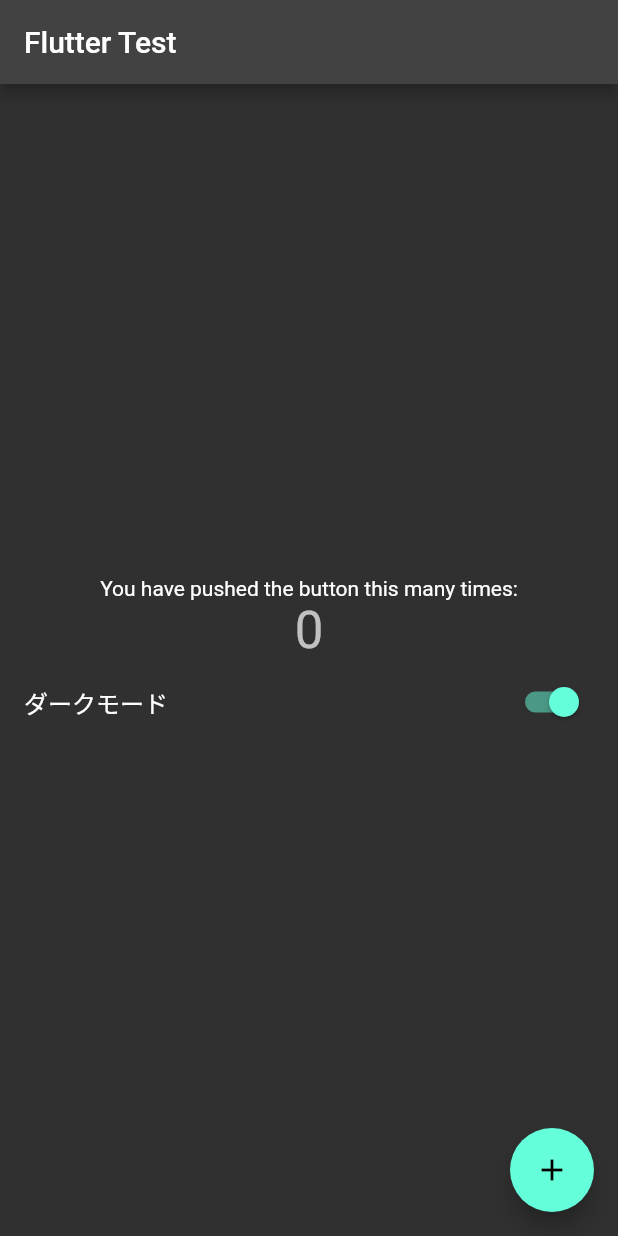
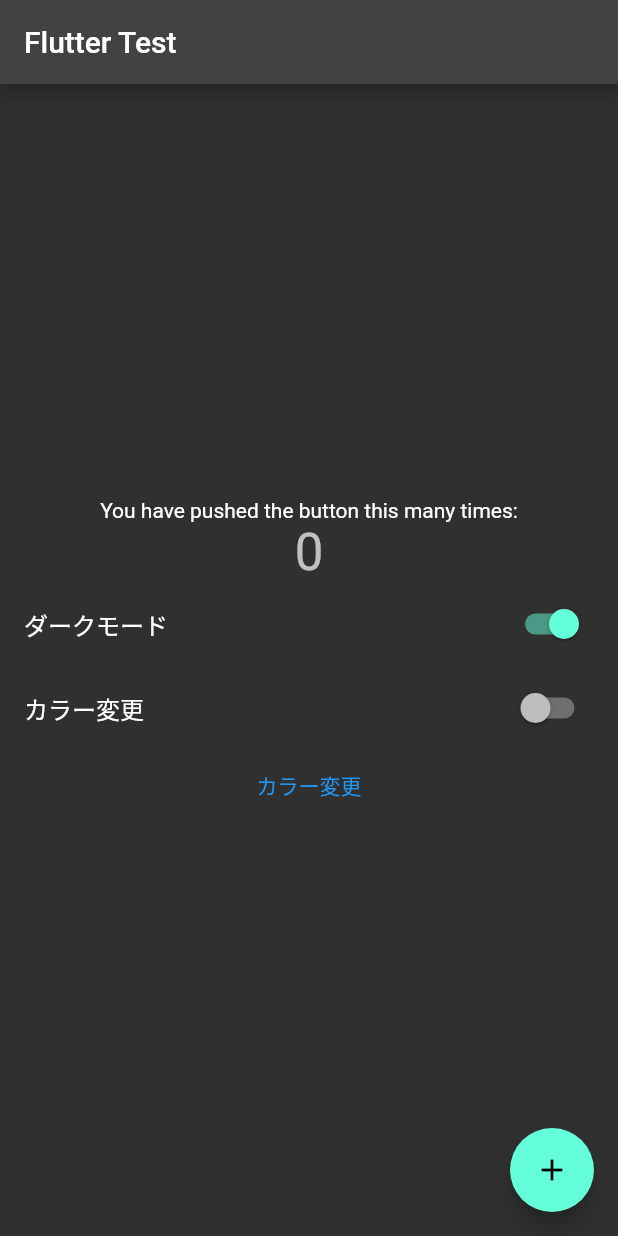
Before and after one commit to matsukawa06/testproject, a Flutter app: the screen it shows after launch, after a tap on "ダークモード", on a phone screen of 412 x 824 dp. Run offline on Flutter 3.47's test engine with Material 2 defaults, Android fonts, the phone set to English and light mode, and no system bars; our stand-ins replace flutter_colorpicker, flutter_riverpod.

Commit message:
colorPickerテスト中

```diff
--- a/lib/main.dart
+++ b/lib/main.dart
@@ -1,4 +1,5 @@
 import 'package:flutter/material.dart';
+import 'package:flutter_colorpicker/flutter_colorpicker.dart';
 import 'package:flutter_riverpod/flutter_riverpod.dart';
 
 import 'provider.dart';
@@ -18,7 +19,10 @@ class MyApp extends StatelessWidget {
       final myTheme = ref.watch(themeProvider);
       return MaterialApp(
         title: 'Flutter Demo',
-        theme: myTheme.current,
+        theme: ThemeData(
+          primarySwatch: myTheme.primarySwatch,
+          brightness: myTheme.brightness,
+        ),
         home: _MyHomePage(),
       );
     });
@@ -51,12 +55,51 @@ class _MyHomePage extends StatelessWidget {
             }),
             Consumer(builder: (context, ref, _) {
               final myTheme = ref.watch(themeProvider);
-              return SwitchListTile(
-                value: myTheme.isDark,
-                title: const Text('ダークモード'),
-                onChanged: (bool value) {
-                  myTheme.toggle();
-                },
+              return Column(
+                children: [
+                  SwitchListTile(
+                    value: myTheme.isDark,
+                    title: const Text('ダークモード'),
+                    onChanged: (bool value) {
+                      myTheme.brightnessToggle();
+                    },
+                  ),
+                  SwitchListTile(
+                    value: myTheme.isColor,
+                    title: const Text('カラー変更'),
+                    onChanged: (bool value) {
+                      myTheme.primarySwatchToggle();
+                    },
+                  ),
+                  // MaterialPickerをここに追加予定
+                  // showDialog(context: context, child: AlertDialog()),
+                  TextButton(
+                    onPressed: () async {
+                      await showDialog(
+                        context: context,
+                        barrierDismissible: false,
+                        builder: (BuildContext context) {
+                          return AlertDialog(
+                            title: const Text('カラー選択'),
+                            content: MaterialPicker(
+                              pickerColor: myTheme.pickerColor,
+                              onColorChanged: myTheme.changeColor,
+                            ),
+                            actions: <Widget>[
+                              ElevatedButton(
+                                onPressed: () {
+                                  Navigator.pop(context);
+                                },
+                                child: const Text('決定'),
+                              )
+                            ],
+                          );
+                        },
+                      );
+                    },
+                    child: const Text('カラー変更'),
+                  ),
+                ],
               );
             }),
           ],
--- a/lib/provider.dart
+++ b/lib/provider.dart
@@ -3,24 +3,44 @@ import 'package:flutter_riverpod/flutter_riverpod.dart';
 
 final appNameProvider = Provider((ref) => 'Flutter Test');
 
-// テーマ変更用の状態クラス
+///
+/// テーマ変更用の状態クラス
+///
 final themeProvider = ChangeNotifierProvider<MyTheme>(
   (ref) => MyTheme(),
 );
 
 class MyTheme extends ChangeNotifier {
-  ThemeData current = ThemeData.light();
+  // ThemeData current = ThemeData.light();
+  Brightness brightness = Brightness.light;
   bool isDark = false;
+  var primarySwatch = Colors.blue;
+  bool isColor = false;
+
+  Color pickerColor = Colors.blue;
 
   // とりあえずトグルでテーマを切り替える関数だけ定義する
-  toggle() {
+  brightnessToggle() {
     isDark = !isDark;
-    current = isDark ? ThemeData.dark() : ThemeData.light();
+    // current = isDark ? ThemeData.dark() : ThemeData.light();
+    brightness = isDark ? Brightness.dark : Brightness.light;
     notifyListeners();
+  }
+
+  primarySwatchToggle() {
+    isColor = !isColor;
+    primarySwatch = isColor ? Colors.red : Colors.blue;
+    notifyListeners();
+  }
+
+  changeColor(Color color) {
+    pickerColor = color;
   }
 }
 
-// 状態管理表示部分（Model側）を作る
+///
+/// 状態管理表示部分（Model側）を作る
+///
 final counterProvider = ChangeNotifierProvider<CountModel>(
   (ref) => CountModel(),
 );
--- a/pubspec.yaml
+++ b/pubspec.yaml
@@ -29,6 +29,7 @@ environment:
 dependencies:
   flutter:
     sdk: flutter
+  flutter_colorpicker: ^1.0.3
   flutter_riverpod: ^1.0.3
 
   # The following adds the Cupertino Icons font to your application.
```
Also changed, not shown: pubspec.lock.
